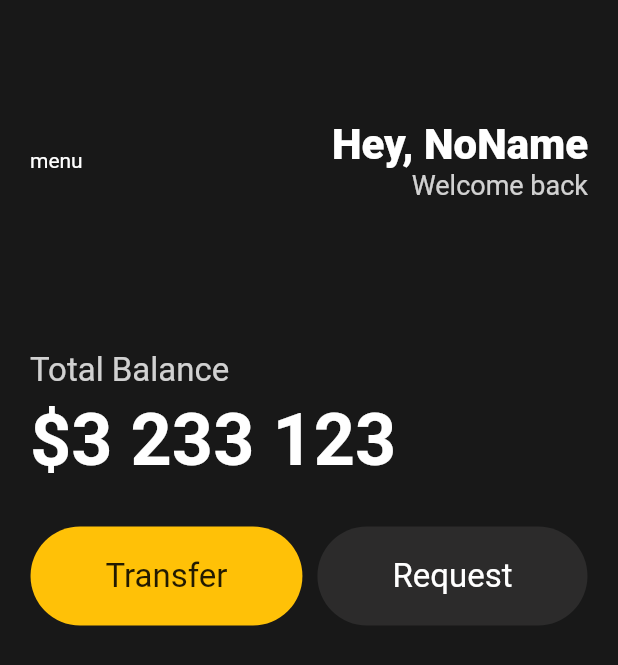
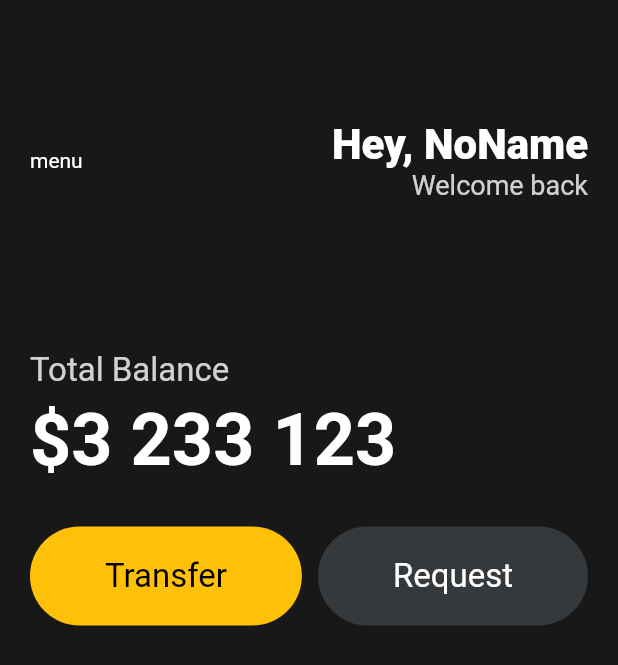
Before and after one commit to chochoq/discover_webtoon, a Flutter app: the screen it shows after launch, on a phone screen of 412 x 824 dp. Shown: the top 665 px of the screen. Run offline on Flutter 3.47's test engine with Material 2 defaults, Android fonts, the phone set to English and light mode, and no system bars.

Commit message:
add button lib

```diff
--- a/lib/main.dart
+++ b/lib/main.dart
@@ -1,3 +1,4 @@
+import 'package:discover_webtoon/widgets/Button.dart';
 import 'package:flutter/material.dart';
 
 void main() {
@@ -68,43 +69,17 @@ class App extends StatelessWidget {
                   ),
                   const SizedBox(height: 30),
                   Row(
-                    mainAxisAlignment: MainAxisAlignment.center,
-                    children: [
-                      Container(
-                        decoration: BoxDecoration(
-                            color: Colors.amber, borderRadius: BorderRadius.circular(45)),
-                        child: const Padding(
-                          padding: EdgeInsets.symmetric(
-                            vertical: 20,
-                            horizontal: 50,
-                          ),
-                          child: Text(
-                            'Transfer',
-                            style: TextStyle(
-                              fontSize: 22,
-                            ),
-                          ),
-                        ),
+                    mainAxisAlignment: MainAxisAlignment.spaceBetween,
+                    children: const [
+                      Button(
+                        buttonColor: Colors.amber,
+                        text: 'Transfer',
+                        textColor: Colors.black,
                       ),
-                      const SizedBox(width: 10),
-                      Container(
-                        decoration: BoxDecoration(
-                            color: const Color.fromARGB(79, 87, 85, 85),
-                            borderRadius: BorderRadius.circular(45)),
-                        child: const Padding(
-                          padding: EdgeInsets.symmetric(
-                            vertical: 20,
-                            horizontal: 50,
-                          ),
-                          child: Text(
-                            'Request',
-                            style: TextStyle(
-                              fontSize: 22,
-                              color: Colors.white,
-                            ),
-                          ),
-                        ),
-                      ),
+                      Button(
+                          buttonColor: Color.fromARGB(255, 53, 57, 60),
+                          text: 'Request',
+                          textColor: Colors.white),
                     ],
                   )
                 ],
--- /dev/null
+++ b/lib/widgets/Button.dart
@@ -0,0 +1,32 @@
+import 'package:flutter/material.dart';
+
+class Button extends StatelessWidget {
+  final String text;
+  final Color buttonColor;
+  final Color textColor;
+
+  const Button({super.key, required this.buttonColor, required this.textColor, required this.text});
+
+  @override
+  Widget build(BuildContext context) {
+    return Container(
+      decoration: BoxDecoration(
+        color: buttonColor,
+        borderRadius: BorderRadius.circular(45),
+      ),
+      child: Padding(
+        padding: const EdgeInsets.symmetric(
+          vertical: 20,
+          horizontal: 50,
+        ),
+        child: Text(
+          text,
+          style: TextStyle(
+            fontSize: 22,
+            color: textColor,
+          ),
+        ),
+      ),
+    );
+  }
+}
```
